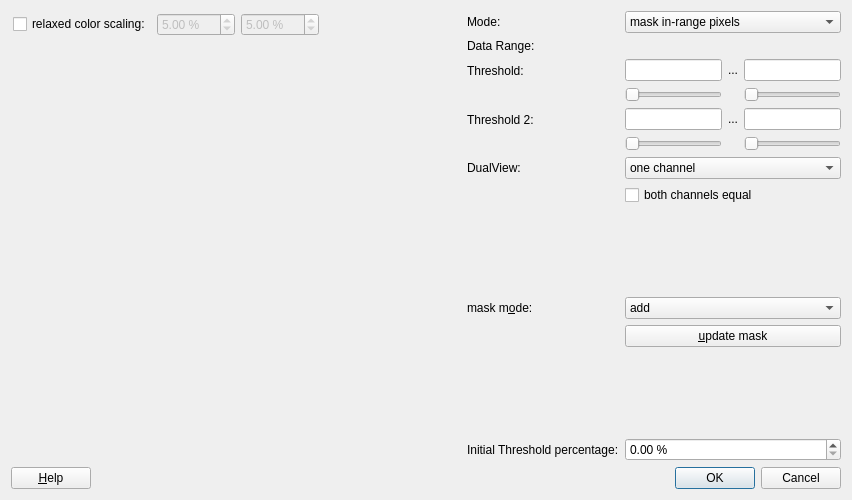
Qt form plugins/imagingfcs/qfrdrimagingfcsmaskbyintensity.ui (lukl/QuickFit3) before a commit.
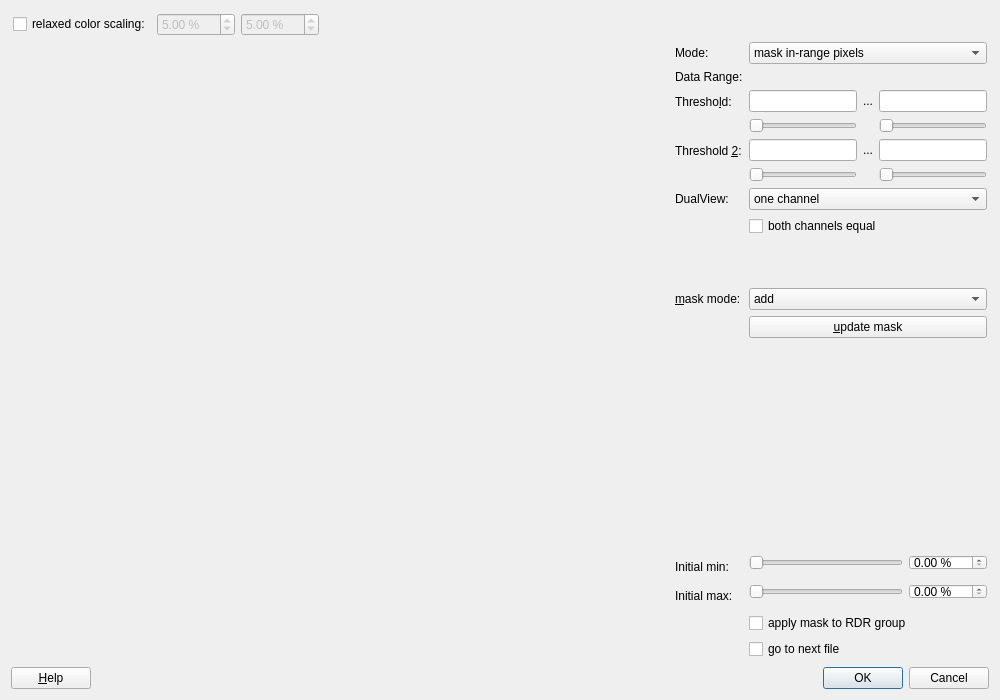
The same form after that commit. Icons and pictures are not drawn. Custom widgets are drawn as their Qt base class.

Diff of the .ui file:
```diff
--- a/plugins/imagingfcs/qfrdrimagingfcsmaskbyintensity.ui
+++ b/plugins/imagingfcs/qfrdrimagingfcsmaskbyintensity.ui
@@ -9,8 +9,8 @@
    <rect>
     <x>0</x>
     <y>0</y>
-    <width>852</width>
-    <height>500</height>
+    <width>1000</width>
+    <height>700</height>
    </rect>
   </property>
   <property name="minimumSize">
@@ -24,7 +24,7 @@
   </property>
   <layout class="QVBoxLayout" name="verticalLayout">
    <item>
-    <layout class="QHBoxLayout" name="horizontalLayout" stretch="0,0">
+    <layout class="QHBoxLayout" name="horizontalLayout" stretch="0">
      <item>
       <widget class="QWidget" name="widget" native="true">
        <property name="minimumSize">
@@ -33,7 +33,7 @@
          <height>0</height>
         </size>
        </property>
-       <layout class="QVBoxLayout" name="verticalLayout_3" stretch="0,1">
+       <layout class="QVBoxLayout" name="verticalLayout_3" stretch="0,0">
         <property name="leftMargin">
          <number>2</number>
         </property>
@@ -103,15 +103,22 @@
          </layout>
         </item>
         <item>
+         <layout class="QHBoxLayout" name="horizontalLayout_4">
+          <item>
          <widget class="QFPlotter" name="pltMain" native="true">
-          <zorder></zorder>
-         </widget>
-        </item>
-       </layout>
+            <property name="sizePolicy">
+             <sizepolicy hsizetype="Preferred" vsizetype="Preferred">
+              <horstretch>1</horstretch>
+              <verstretch>0</verstretch>
+             </sizepolicy>
+            </property>
       </widget>
      </item>
      <item>
       <layout class="QFormLayout" name="formLayout_2">
+            <property name="sizeConstraint">
+             <enum>QLayout::SetDefaultConstraint</enum>
+            </property>
        <property name="fieldGrowthPolicy">
         <enum>QFormLayout::AllNonFixedFieldsGrow</enum>
        </property>
@@ -163,7 +170,7 @@
        <item row="2" column="0">
         <widget class="QLabel" name="label">
          <property name="text">
-          <string>Threshold:</string>
+               <string>Thresho&amp;ld:</string>
          </property>
          <property name="buddy">
           <cstring>edtLevel</cstring>
@@ -204,7 +211,7 @@
        <item row="3" column="0">
         <widget class="QLabel" name="label_5">
          <property name="text">
-          <string>Threshold 2:</string>
+               <string>Threshold &amp;2:</string>
          </property>
          <property name="buddy">
           <cstring>edtLevel</cstring>
@@ -292,6 +299,9 @@
          <property name="orientation">
           <enum>Qt::Vertical</enum>
          </property>
+              <property name="sizeType">
+               <enum>QSizePolicy::Fixed</enum>
+              </property>
          <property name="sizeHint" stdset="0">
           <size>
            <width>20</width>
@@ -303,7 +313,7 @@
        <item row="7" column="0">
         <widget class="QLabel" name="label_4">
          <property name="text">
-          <string>mask m&amp;ode:</string>
+               <string>&amp;mask mode:</string>
          </property>
          <property name="buddy">
           <cstring>cmbMaskMode</cstring>
@@ -349,21 +359,82 @@
          </property>
         </spacer>
        </item>
-       <item row="10" column="1">
-        <widget class="QDoubleSpinBox" name="edtInitRatio">
+            <item row="12" column="1">
+             <layout class="QGridLayout" name="gridLayout_3">
+              <item row="0" column="1">
+               <widget class="QDoubleSpinBox" name="edtInitRatio_min">
          <property name="suffix">
           <string> %</string>
          </property>
-        </widget>
-       </item>
-       <item row="10" column="0">
+                <property name="maximum">
+                 <double>100.000000000000000</double>
+                </property>
+               </widget>
+              </item>
+              <item row="0" column="0">
+               <widget class="QFDoubleSlider" name="sldInitRatio_min">
+                <property name="orientation">
+                 <enum>Qt::Horizontal</enum>
+                </property>
+               </widget>
+              </item>
+             </layout>
+            </item>
+            <item row="13" column="0">
+             <widget class="QLabel" name="label_10">
+              <property name="text">
+               <string>Initial max:</string>
+              </property>
+             </widget>
+            </item>
+            <item row="13" column="1">
+             <layout class="QGridLayout" name="gridLayout_4">
+              <item row="0" column="1">
+               <widget class="QDoubleSpinBox" name="edtInitRatio_max">
+                <property name="suffix">
+                 <string> %</string>
+                </property>
+                <property name="maximum">
+                 <double>100.000000000000000</double>
+                </property>
+               </widget>
+              </item>
+              <item row="0" column="0">
+               <widget class="QFDoubleSlider" name="sldInitRatio_max">
+                <property name="orientation">
+                 <enum>Qt::Horizontal</enum>
+                </property>
+               </widget>
+              </item>
+             </layout>
+            </item>
+            <item row="14" column="1">
+             <widget class="QCheckBox" name="chkApplyToGroup">
+              <property name="text">
+               <string>apply mask to RDR group</string>
+              </property>
+             </widget>
+            </item>
+            <item row="15" column="1">
+             <widget class="QCheckBox" name="chkSwitchToNextFile">
+              <property name="text">
+               <string>go to next file</string>
+              </property>
+             </widget>
+            </item>
+            <item row="12" column="0">
         <widget class="QLabel" name="label_9">
          <property name="text">
-          <string>Initial Threshold percentage:</string>
+               <string>Initial min:</string>
          </property>
         </widget>
        </item>
       </layout>
+          </item>
+         </layout>
+        </item>
+       </layout>
+      </widget>
      </item>
     </layout>
    </item>
```
Left out of the diff: 128 changed lines with no effect on the pictures. Lines whose indentation alone changed are shown as unchanged.
